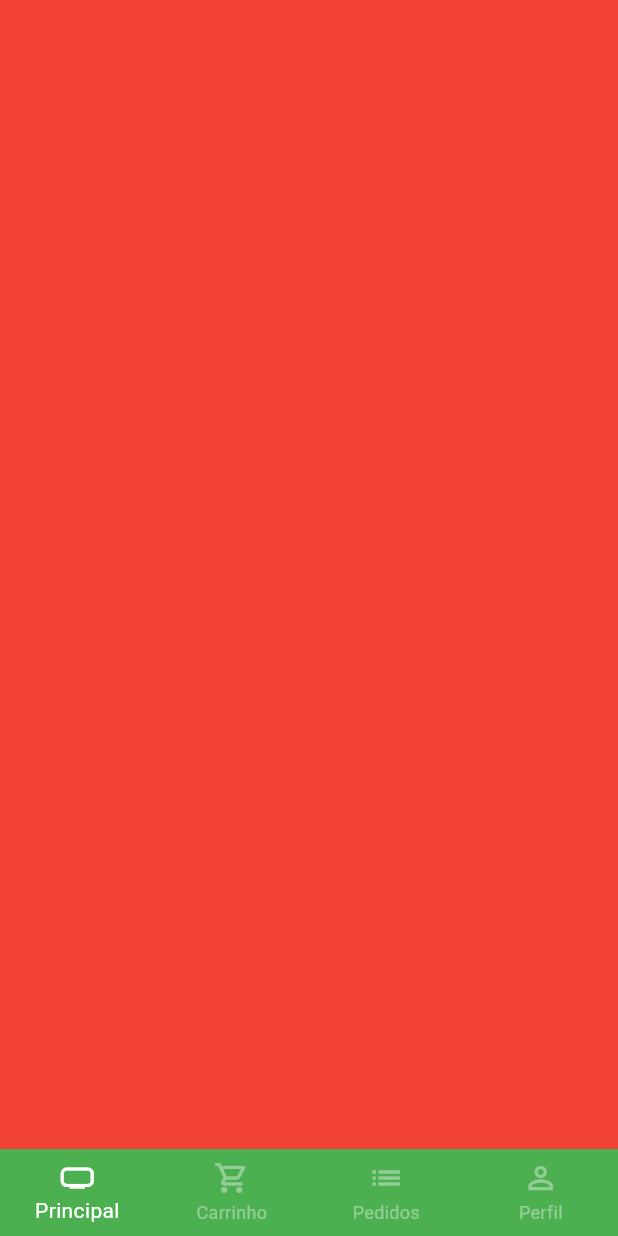
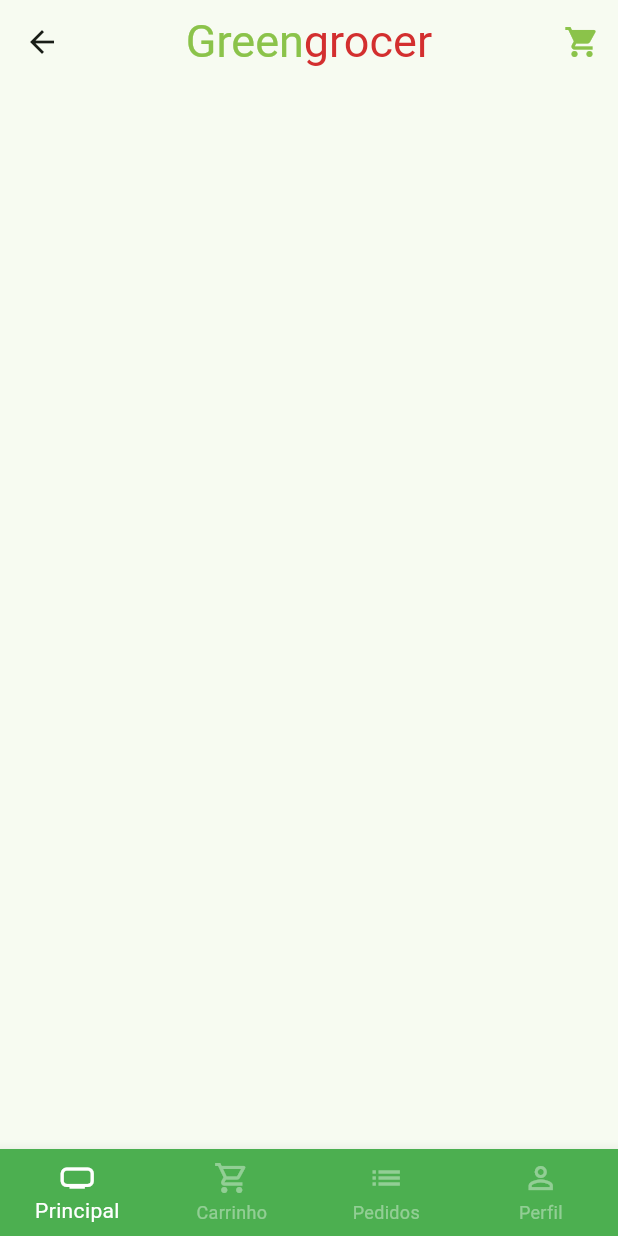
Before and after one commit to ribeiro-paulo/greengrocer-app, a Flutter app: the BaseScreen screen opened directly, on a phone screen of 412 x 824 dp. Run offline on Flutter 3.47's test engine with Material 3 defaults, Android fonts, the phone set to English and light mode, and no system bars; our stand-ins replace animated_text_kit, mask_text_input_formatter.

Commit message:
feat: bottom navigation

```diff
--- a/lib/src/base/base_screen.dart
+++ b/lib/src/base/base_screen.dart
@@ -1,15 +1,38 @@
 import 'package:flutter/material.dart';
+import 'package:greemgrocer/src/home/home_tab.dart';
 
-class BaseScreen extends StatelessWidget {
+class BaseScreen extends StatefulWidget {
   const BaseScreen({super.key});
+
+  @override
+  State<BaseScreen> createState() => _BaseScreenState();
+}
+
+class _BaseScreenState extends State<BaseScreen> {
+  int currrentIndex = 0;
+  final pageController = PageController();
 
   @override
   Widget build(BuildContext context) {
     return Scaffold(
-      body: Container(
-        color: Colors.red,
+      body: PageView(
+        physics: const NeverScrollableScrollPhysics(),
+        controller: pageController,
+        children: [
+          const HomeTab(),
+          Container(color: Colors.yellow),
+          Container(color: Colors.blue),
+          Container(color: Colors.purple),
+        ],
       ),
       bottomNavigationBar: BottomNavigationBar(
+        onTap: (index) {
+          setState(() {
+            currrentIndex = index;
+            pageController.jumpToPage(index);
+          });
+        },
+        currentIndex: currrentIndex,
         type: BottomNavigationBarType.fixed,
         backgroundColor: Colors.green,
         selectedItemColor: Colors.white,
--- /dev/null
+++ b/lib/src/home/home_tab.dart
@@ -0,0 +1,34 @@
+import 'package:flutter/material.dart';
+import 'package:greemgrocer/src/config/custom_colors.dart';
+
+class HomeTab extends StatelessWidget {
+  const HomeTab({super.key});
+
+  @override
+  Widget build(BuildContext context) {
+    return Scaffold(
+      appBar: AppBar(
+        centerTitle: true,
+        title: Text.rich(TextSpan(
+          style: const TextStyle(fontSize: 30),
+          children: [
+            TextSpan(
+                text: 'Green',
+                style: TextStyle(color: CustomColor.customSwatchColor)),
+            TextSpan(
+                text: 'grocer',
+                style: TextStyle(color: CustomColor.customContrastColor))
+          ],
+        )),
+        actions: [
+          IconButton(
+              onPressed: () {},
+              icon: Icon(
+                Icons.shopping_cart,
+                color: CustomColor.customSwatchColor,
+              ))
+        ],
+      ),
+    );
+  }
+}
```
Also changed, not shown: pubspec.lock.
